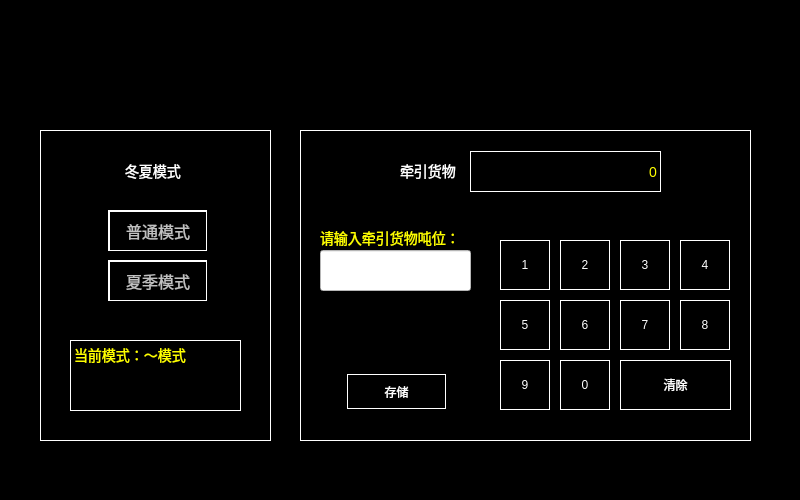
Before: the Qt Designer form settng_others.ui in isliulin/Plan85HMI, drawn with Qt 5.
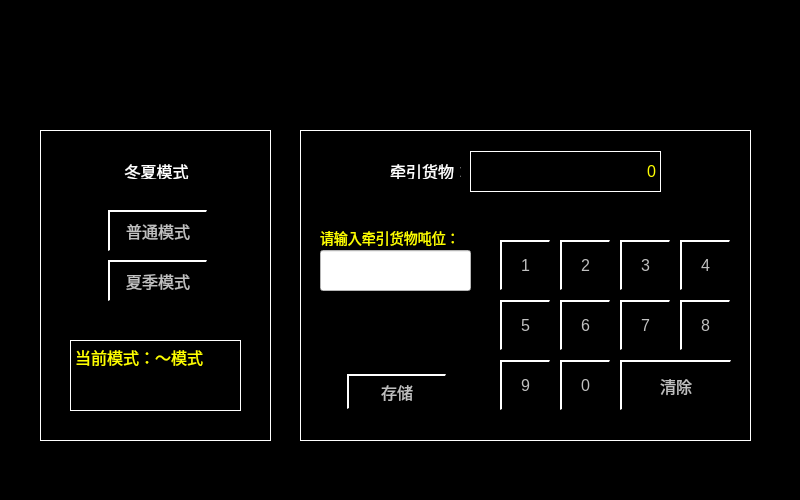
After: the same form once the commit is applied.

Commit message: Settng_Separation V1.1

The edit to the form file:
```diff
--- a/settng_others.ui
+++ b/settng_others.ui
@@ -20,13 +20,11 @@
 }
 QLabel
 {
-font:14px;
+font:16px;
 }
 QPushButton
 {
-border:1px solid white;
-color:white;
-background-color:black;
+font: 16px;color: rgb(192,192,192);background-color: rgb(0, 0, 0);border-top: 2px solid white;border-left: 2px solid white;
 }
 QLineEdit
 {
@@ -92,9 +90,9 @@
   <widget class="QLabel" name="LBL_Tips1">
    <property name="geometry">
     <rect>
-     <x>125</x>
+     <x>121</x>
      <y>162</y>
-     <width>61</width>
+     <width>71</width>
      <height>17</height>
     </rect>
    </property>
@@ -104,6 +102,9 @@
    <property name="text">
     <string>冬夏模式</string>
    </property>
+   <property name="alignment">
+    <set>Qt::AlignCenter</set>
+   </property>
   </widget>
   <widget class="QPushButton" name="BTN_NormalMode">
    <property name="geometry">
@@ -443,9 +444,9 @@
   <widget class="QLabel" name="LBL_Tips3">
    <property name="geometry">
     <rect>
-     <x>400</x>
+     <x>390</x>
      <y>162</y>
-     <width>61</width>
+     <width>71</width>
      <height>17</height>
     </rect>
    </property>
```
The commit also changes 6 other files.
